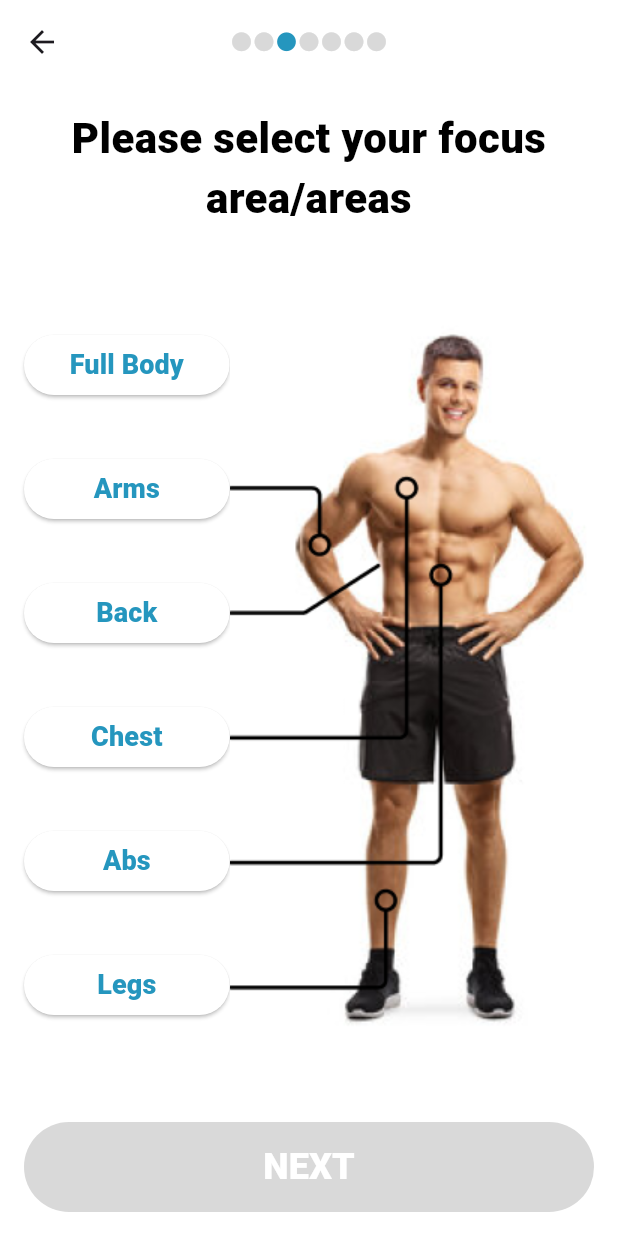
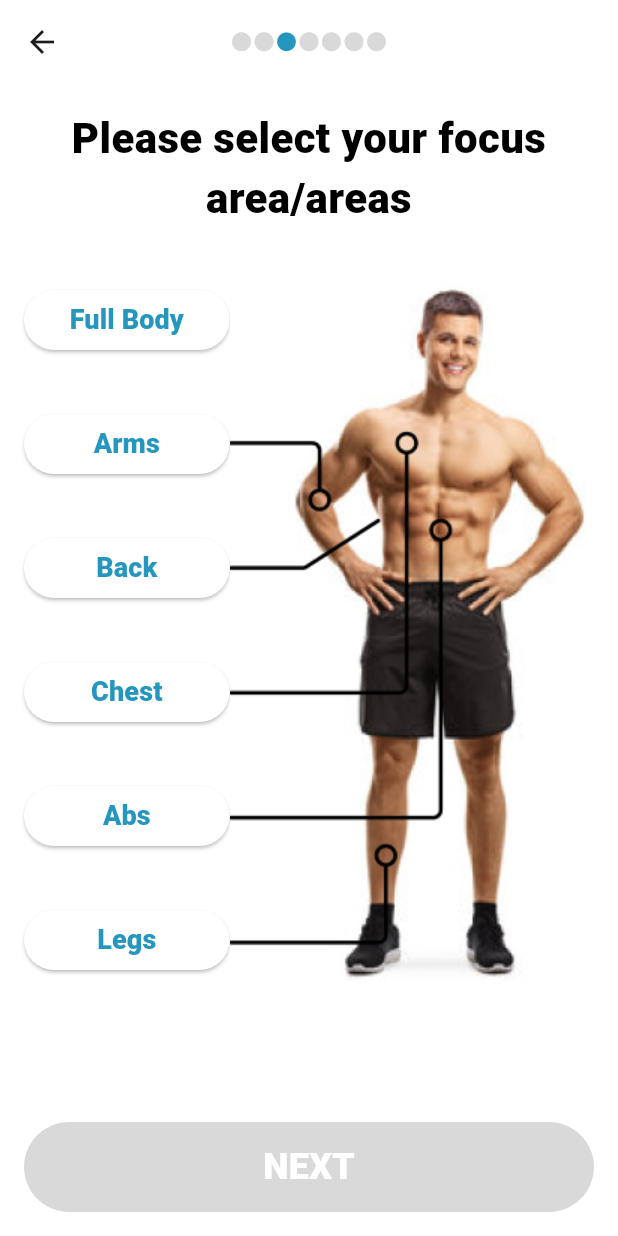
Before and after one commit to ADNAthukorala/smart_personal_coach, a Flutter app: the BodyAreasSelectionScreen screen opened directly, on a phone screen of 412 x 824 dp. Run offline on Flutter 3.47's test engine with Material 3 defaults, Android fonts, the phone set to English and light mode, and no system bars.

Commit message:
Finished body_areas_selection_screen.dart

```diff
--- a/lib/screens/body_areas_selection_screen.dart
+++ b/lib/screens/body_areas_selection_screen.dart
@@ -56,11 +56,14 @@ class _BodyAreasSelectionScreenState extends State<BodyAreasSelectionScreen> {
             /// Middle of the screen
             /// Body area selection container
             Expanded(
-              child: Center(
               child: ListView(
                 padding: EdgeInsets.zero,
                 shrinkWrap: true,
                 children: [
+                  /// Add space
+                  const SizedBox(height: 12.0),
+
+                  /// Selection container
                   SizedBox(
                     // Add a fixed height to the container
                     height: 496.0,
@@ -227,7 +230,6 @@ class _BodyAreasSelectionScreenState extends State<BodyAreasSelectionScreen> {
                 ],
               ),
             ),
-            ),
 
             /// Bottom of the screen
             /// Next button
```
Lines whose indentation alone changed are shown as unchanged.
